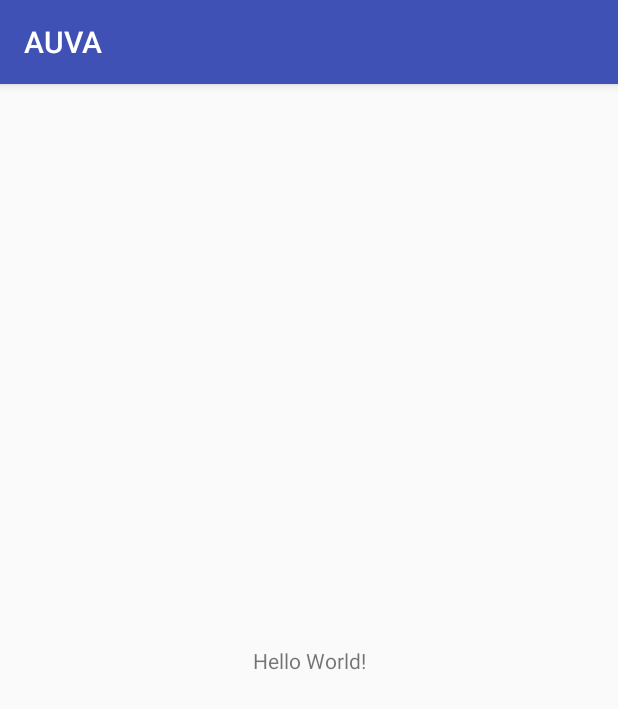
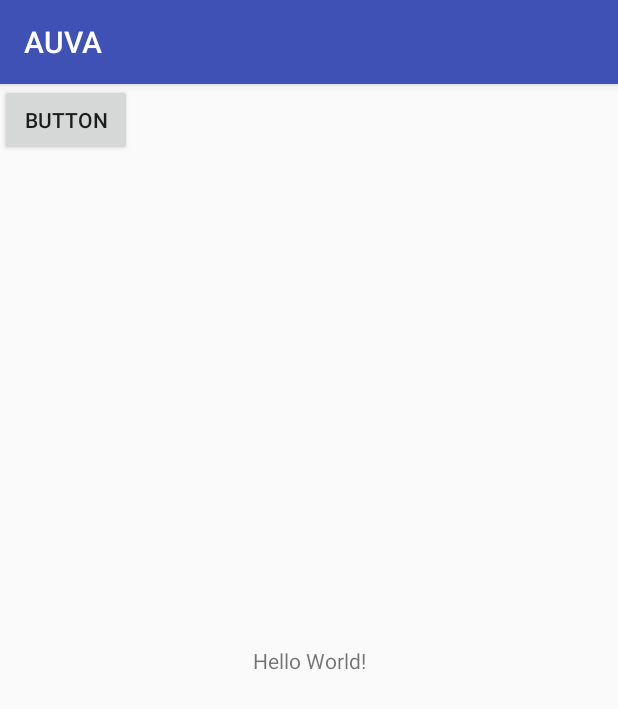
Before and after one commit to FockGe/TeamPhice, an Android app: the screen it shows after launch (MainActivity), on a phone screen of 412 x 824 dp. Shown: the top 709 px of the screen. Run offline under Robolectric (Android 15) with nearby library versions, the phone set to English and light mode, and no system bars.

Commit message:
android projekt erstellt

```diff
--- a/app/src/main/res/layout/activity_main.xml
+++ b/app/src/main/res/layout/activity_main.xml
@@ -15,4 +15,12 @@
         app:layout_constraintRight_toRightOf="parent"
         app:layout_constraintTop_toTopOf="parent" />
 
+    <Button
+        android:id="@+id/button"
+        android:layout_width="wrap_content"
+        android:layout_height="wrap_content"
+        android:text="Button"
+        tools:layout_editor_absoluteX="141dp"
+        tools:layout_editor_absoluteY="181dp" />
+
 </android.support.constraint.ConstraintLayout>
--- /dev/null
+++ b/app/src/main/res/layout/scanner.xml
@@ -0,0 +1,6 @@
+<?xml version="1.0" encoding="utf-8"?>
+<android.support.constraint.ConstraintLayout
+    xmlns:android="http://schemas.android.com/apk/res/android" android:layout_width="match_parent"
+    android:layout_height="match_parent">
+
+</android.support.constraint.ConstraintLayout>
```
